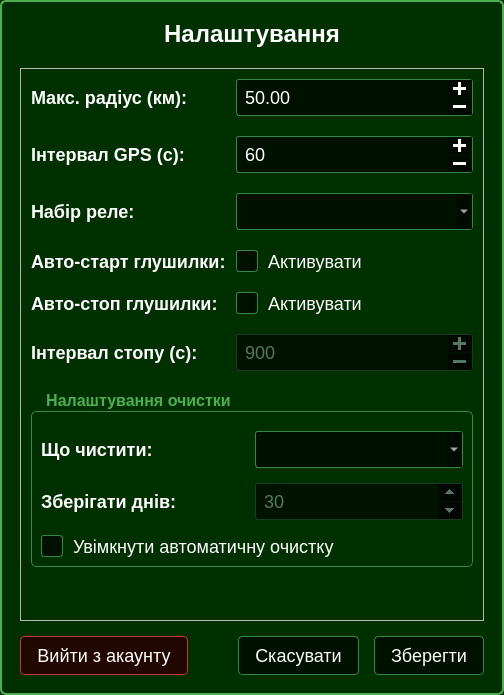
Old version of the form app/ui/settings_dialog.ui in the repository VadymKotsiuba1808/SDR_Pi.
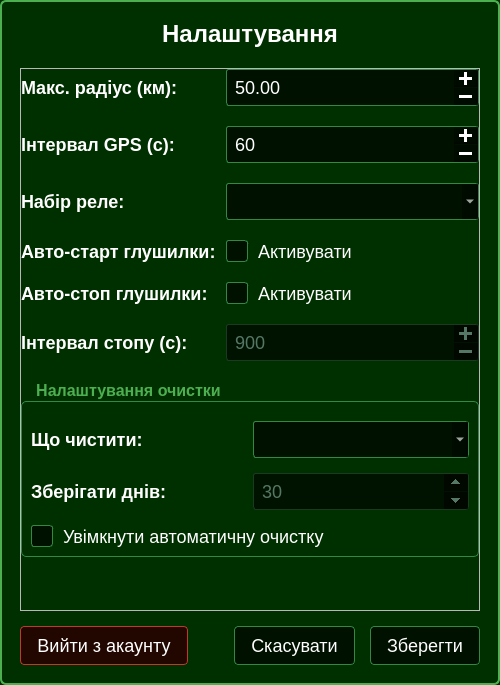
New version of the form. Icons and pictures are not drawn.

Commit message: Added detection_ttl field to settings

The edit to the form file:
```diff
--- a/app/ui/settings_dialog.ui
+++ b/app/ui/settings_dialog.ui
@@ -6,8 +6,8 @@
    <rect>
     <x>0</x>
     <y>0</y>
-    <width>504</width>
-    <height>695</height>
+        <width>500</width>
+        <height>685</height>
    </rect>
   </property>
   <property name="windowTitle">
@@ -163,18 +163,6 @@
         <property name="verticalSpacing">
          <number>20</number>
         </property>
-        <property name="leftMargin">
-         <number>10</number>
-        </property>
-        <property name="topMargin">
-         <number>10</number>
-        </property>
-        <property name="rightMargin">
-         <number>10</number>
-        </property>
-        <property name="bottomMargin">
-         <number>6</number>
-        </property>
         <item row="0" column="0">
          <widget class="QLabel" name="labelRadius">
           <property name="text">
```
Lines whose indentation alone changed are shown as unchanged. The commit also changes 7 other files.
